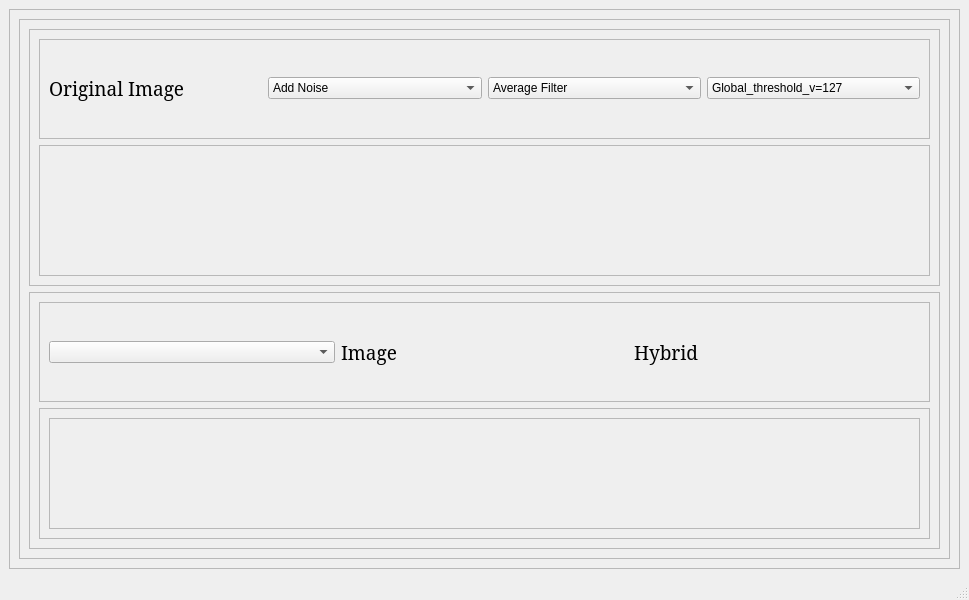
The window that task1.ui (Ibrahimelsayed60/Computer_vision_task_1) describes before a commit, drawn with Qt 5.
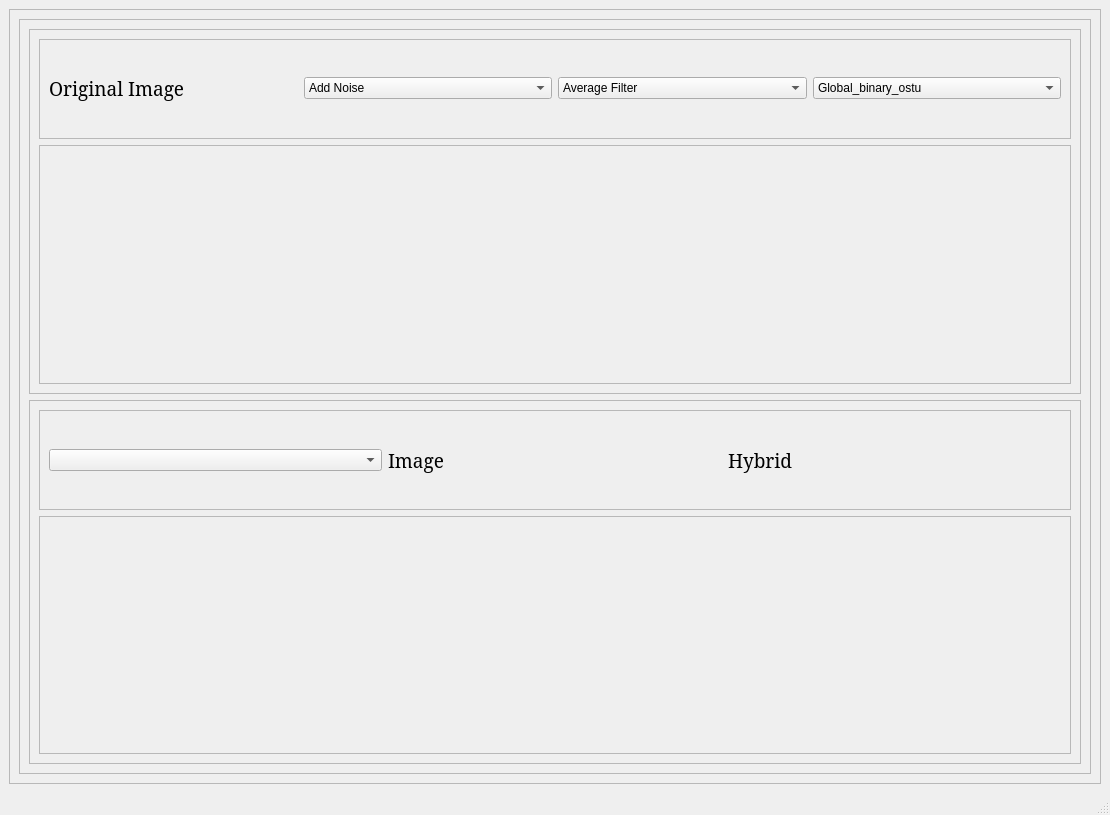
The same window after the commit. Custom widgets are drawn as their Qt base class.

Patch:
```diff
--- a/task1.ui
+++ b/task1.ui
@@ -6,8 +6,8 @@
    <rect>
     <x>0</x>
     <y>0</y>
-    <width>969</width>
-    <height>600</height>
+    <width>1110</width>
+    <height>815</height>
    </rect>
   </property>
   <property name="windowTitle">
@@ -130,11 +130,6 @@
                        </item>
                        <item>
                         <widget class="QComboBox" name="comboBox_Image1_2">
-                         <item>
-                          <property name="text">
-                           <string>Global_threshold_v=127</string>
-                          </property>
-                         </item>
                          <item>
                           <property name="text">
                            <string>Global_binary_ostu</string>
@@ -170,36 +165,42 @@
                     <property name="frameShadow">
                      <enum>QFrame::Raised</enum>
                     </property>
-                    <layout class="QGridLayout" name="gridLayout">
-                     <item row="0" column="1">
-                      <widget class="QLabel" name="image2">
-                       <property name="text">
-                        <string/>
-                       </property>
-                      </widget>
-                     </item>
-                     <item row="0" column="0">
+                    <widget class="QWidget" name="layoutWidget">
+                     <property name="geometry">
+                      <rect>
+                       <x>12</x>
+                       <y>0</y>
+                       <width>991</width>
+                       <height>201</height>
+                      </rect>
+                     </property>
+                     <layout class="QHBoxLayout" name="horizontalLayout_6">
+                      <item>
                       <widget class="QLabel" name="image1">
                        <property name="text">
                         <string/>
                        </property>
                       </widget>
                      </item>
-                     <item row="0" column="2">
+                      <item>
+                       <widget class="QLabel" name="image2">
+                        <property name="text">
+                         <string/>
+                        </property>
+                       </widget>
+                      </item>
+                      <item>
                       <widget class="QLabel" name="image3">
                        <property name="text">
                         <string/>
                        </property>
                       </widget>
                      </item>
-                     <item row="0" column="3">
-                      <widget class="QLabel" name="image4">
-                       <property name="text">
-                        <string/>
-                       </property>
-                      </widget>
-                     </item>
-                    </layout>
+                      <item>
+                       <widget class="PlotWidget" name="widget_2" native="true"/>
+                      </item>
+                     </layout>
+                    </widget>
                    </widget>
                   </item>
                  </layout>
@@ -277,38 +278,24 @@
                     <property name="frameShadow">
                      <enum>QFrame::Raised</enum>
                     </property>
-                    <layout class="QGridLayout" name="gridLayout_6">
-                     <item row="0" column="0">
+                    <widget class="QWidget" name="layoutWidget">
+                     <property name="geometry">
+                      <rect>
+                       <x>10</x>
+                       <y>-5</y>
+                       <width>991</width>
+                       <height>201</height>
+                      </rect>
+                     </property>
                       <layout class="QHBoxLayout" name="horizontalLayout_4">
                        <item>
-                        <layout class="QVBoxLayout" name="verticalLayout_6">
-                         <item>
-                          <widget class="QFrame" name="frame_13">
-                           <property name="frameShape">
-                            <enum>QFrame::StyledPanel</enum>
-                           </property>
-                           <property name="frameShadow">
-                            <enum>QFrame::Raised</enum>
-                           </property>
-                           <layout class="QHBoxLayout" name="horizontalLayout_5">
-                            <item>
-                             <widget class="QWidget" name="widget" native="true"/>
+                       <widget class="PlotWidget" name="widget" native="true"/>
                             </item>
                             <item>
-                             <widget class="QLabel" name="label">
-                              <property name="text">
-                               <string/>
-                              </property>
-                             </widget>
+                       <widget class="PlotWidget" name="widget_3" native="true"/>
                             </item>
                            </layout>
                           </widget>
-                         </item>
-                        </layout>
-                       </item>
-                      </layout>
-                     </item>
-                    </layout>
                    </widget>
                   </item>
                  </layout>
@@ -339,6 +326,14 @@
   </widget>
   <widget class="QStatusBar" name="statusbar"/>
  </widget>
+ <customwidgets>
+  <customwidget>
+   <class>PlotWidget</class>
+   <extends>QWidget</extends>
+   <header>pyqtgraph</header>
+   <container>1</container>
+  </customwidget>
+ </customwidgets>
  <resources/>
  <connections/>
 </ui>
```
Left out of the diff: 7 changed lines with no effect on the pictures. Lines whose indentation alone changed are shown as unchanged.
